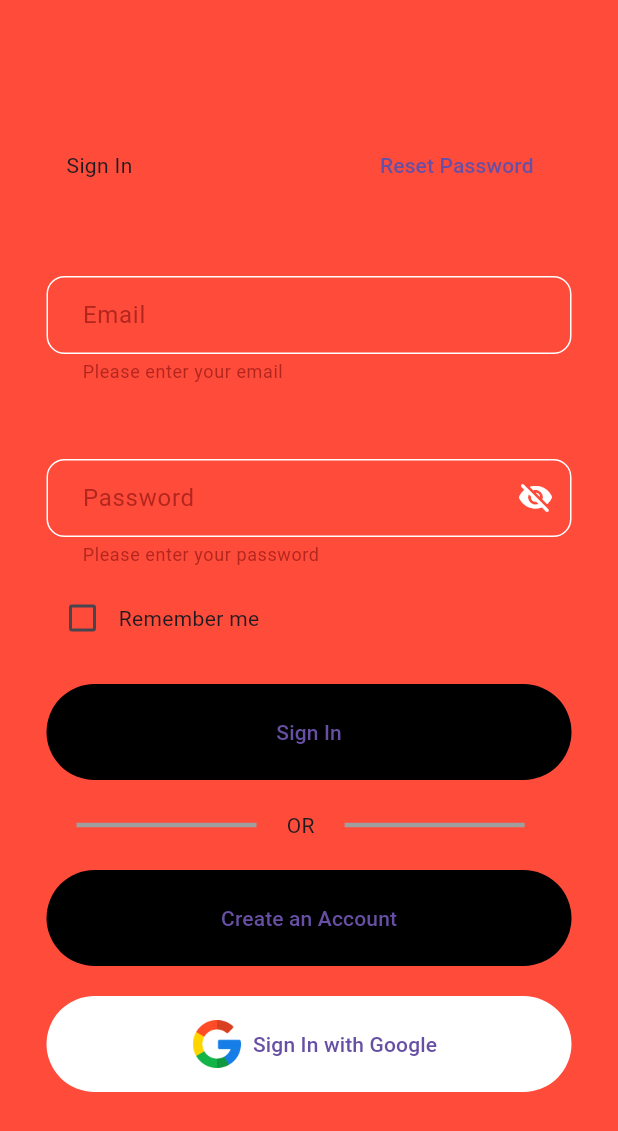
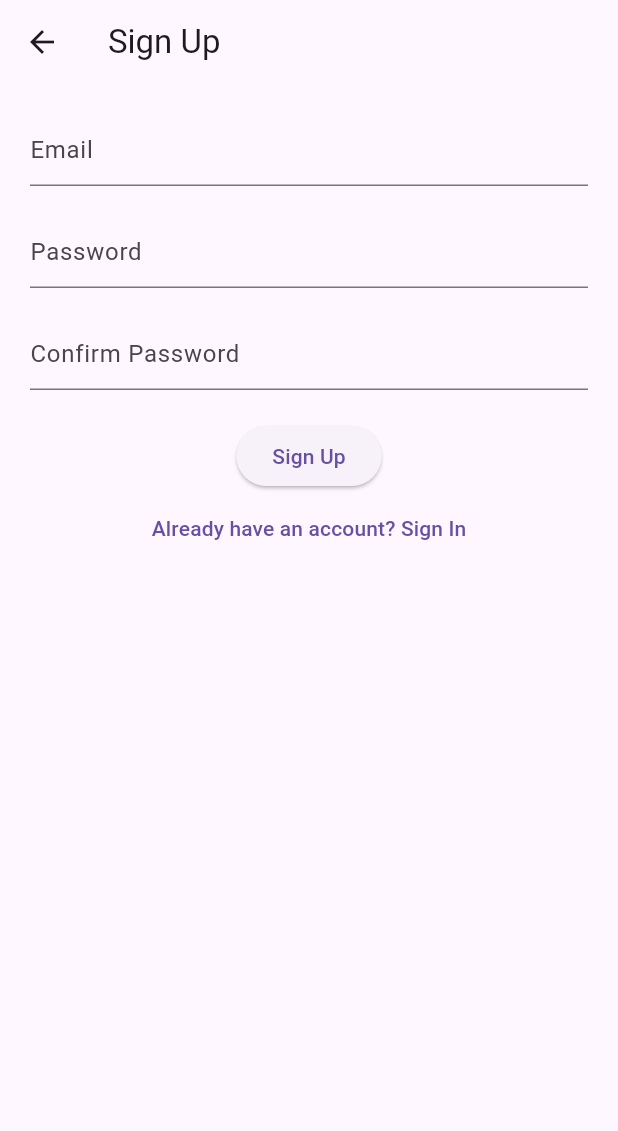
Before and after one commit to yassinelsawy/Store_App, a Flutter app: the SingIn screen opened directly, after a tap on "Sign In", after a tap on "Create an Account", on a phone screen of 412 x 824 dp. Shown: the top 1131 px of the screen. Run offline on Flutter 3.47's test engine with Material 3 defaults, Android fonts, the phone set to English and light mode, and no system bars; our stand-ins replace firebase_auth, firebase_core, get; missing offline and left inert: fontresoft; accounts and stored records are empty.

Commit message:
version 2

```diff
--- a/lib/main.dart
+++ b/lib/main.dart
@@ -1,18 +1,36 @@
+import 'package:firebase_auth/firebase_auth.dart';
 import 'package:flutter/material.dart';
+import 'package:flutter_task_4/home_page.dart';
+//import 'package:flutter_task_4/home_page.dart';
 import 'package:flutter_task_4/signin.dart';
 import 'package:fontresoft/fontresoft.dart';
+import 'package:firebase_core/firebase_core.dart';
+import 'package:get/get.dart';
+import 'firebase_options.dart';
+//import 'package:firebase_auth/firebase_auth.dart';
 
-void main() {
+void main() async{
+  WidgetsFlutterBinding.ensureInitialized();
+  await Firebase.initializeApp(
+    options: DefaultFirebaseOptions.currentPlatform,
+);
   runApp(const MyApp());
 }
 
-class MyApp extends StatelessWidget {
+
+class MyApp extends StatefulWidget {
+
   const MyApp({super.key});
 
+  @override
+  State<MyApp> createState() => _MyAppState();
+}
+
+class _MyAppState extends State<MyApp> {
   // This widget is the root of your application.
   @override
   Widget build(BuildContext context) {
-    return  MaterialApp(
+    return  GetMaterialApp(
       theme: ThemeData(
 
         package: FontResoft.package,
@@ -23,6 +41,7 @@ class MyApp extends StatelessWidget {
       title: 'Store App',
       debugShowCheckedModeBanner: false,
       home: const SingIn(),
+      //home: FirebaseAuth.instance.currentUser == null ? const SingIn() : const HomePage(),
     );
   }
 }
--- a/lib/profile_page_2.dart
+++ b/lib/profile_page_2.dart
@@ -165,7 +165,6 @@ List<Icon> icons = [
                 ),
               ),
             ],
-
           ),
           Expanded(
             child: ListView.separated(
@@ -198,7 +197,6 @@ List<Icon> icons = [
         ],
       ),
       ),
-
     );
   }
 }
--- a/lib/signin.dart
+++ b/lib/signin.dart
@@ -1,8 +1,13 @@
 
 import 'package:flutter/material.dart';
+import 'package:flutter_task_4/controller/auth_cont.dart';
+import 'package:flutter_task_4/signup.dart';
 import 'package:fontresoft/fontresoft.dart';
 import 'package:flutter_task_4/home_page.dart';
-
+import 'package:get/get.dart';
+// import 'package:firebase_core/firebase_core.dart';
+// import 'package:firebase_auth/firebase_auth.dart';
+// import 'firebase_options.dart';
 
 class SingIn extends StatefulWidget {
   const SingIn({super.key});
@@ -17,9 +22,9 @@ class _SingInState extends State<SingIn> {
   // ignore: non_constant_identifier_names
   bool _PasswordVisible = true;
   final GlobalKey<FormState> _formKey = GlobalKey<FormState>();
-
-
-
+  TextEditingController emailController = TextEditingController();
+  TextEditingController passwordController = TextEditingController();
+  AuthController authController = Get.put(AuthController());
 
 
   @override
@@ -61,6 +66,7 @@ class _SingInState extends State<SingIn> {
               ),
               const SizedBox(height: 50,),
                 TextFormField(
+                  controller: emailController,
                   decoration: InputDecoration(
                     label: Text('Email', style: Font.poppins().copyWith(
                       fontSize: 16,
@@ -90,19 +96,17 @@ class _SingInState extends State<SingIn> {
                     contentPadding: const EdgeInsets.only(left: 20, top: 14, bottom: 14),
                     ),
                     validator: (value) {
-                      if(value == null || value.isEmpty){
+                      if(!GetUtils.isEmail(value?? '') ) {
                         return 'Please enter your email';
                       }
-                      else if(!value.contains('@') || !value.contains('.com')|| value.length < 6) {
-                        return 'Please enter a valid email';
-                      }
-                      return null;
                     },
                     keyboardType: TextInputType.emailAddress,
                   ),
 
                  const SizedBox(height: 50,),
                 TextFormField(
+
+                  controller: passwordController,
                   obscureText: _PasswordVisible,
                   decoration: InputDecoration(
                     label: Text('Password', style: Font.poppins().copyWith(
@@ -140,13 +144,9 @@ class _SingInState extends State<SingIn> {
                   contentPadding: const EdgeInsets.only(left: 20, top: 14, bottom: 14),
                   ),
                   validator: (value) {
-                    if(value == null || value.isEmpty){
+                    if(!GetUtils.isLengthGreaterOrEqual(value!, 6)){
                       return 'Please enter your password';
                     }
-                    else if(value.length < 6){
-                      return 'Password must be at least 6 characters';
-                    }
-                    return null;
                   },
                   keyboardType: TextInputType.visiblePassword,
                 ),
@@ -185,7 +185,10 @@ class _SingInState extends State<SingIn> {
                   child: TextButton(
                     onPressed: (){
                       if(_formKey.currentState!.validate()){
-                      Navigator.push(context, MaterialPageRoute(builder: (context) => const HomePage()));
+
+                        var email = emailController.text;
+                        var password = passwordController.text;
+                        authController.signin(email, password);
                       }
                     },
                     child: Text(
@@ -241,7 +244,9 @@ class _SingInState extends State<SingIn> {
                     color: Colors.black,
                   ),
                   child: TextButton(
-                    onPressed: (){},
+                    onPressed: (){
+                      Get.to(() => const Signup());
+                    },
                     child: Text(
                       'Create an Account',
                       style: Font.poppins().copyWith(
--- /dev/null
+++ b/lib/signup.dart
@@ -0,0 +1,110 @@
+import 'package:firebase_auth/firebase_auth.dart';
+import 'package:firebase_core/firebase_core.dart';
+import 'package:flutter/material.dart';
+import 'package:flutter_task_4/controller/auth_cont.dart';
+import 'package:flutter_task_4/home_page.dart';
+import 'package:flutter_task_4/verify.dart';
+import 'package:get/get.dart';
+
+class Signup extends StatefulWidget {
+  const Signup({super.key});
+
+  @override
+  State<Signup> createState() => _SignupState();
+}
+
+class _SignupState extends State<Signup> {
+
+  var key = GlobalKey<FormState>();
+  TextEditingController emailController = TextEditingController();
+  TextEditingController passwordController = TextEditingController();
+  TextEditingController confirmPasswordController = TextEditingController();
+  var authController = Get.put(AuthController());
+
+
+
+  @override
+  Widget build(BuildContext context) {
+    return Scaffold(
+      appBar: AppBar(
+        leading: IconButton(
+          icon: const Icon(Icons.arrow_back),
+          onPressed: () {
+            Get.back();
+          },
+        ),
+        title: const Text('Sign Up'),
+      ),
+      body: Padding(
+        padding: const EdgeInsets.all(20),
+        child: Form(
+          key: key,
+          child: Column(
+            children: [
+              TextFormField(
+                controller: emailController,
+
+                decoration: const InputDecoration(
+                  hintText: 'Email',
+                ),
+                validator:(value){
+                  if(!GetUtils.isEmail(value?? '')){
+                    return 'Please enter your email';
+                  }
+                  return null;
+                },
+              ),
+              const SizedBox(height: 20),
+               TextFormField(
+                controller: passwordController,
+                obscureText: true,
+                decoration: const InputDecoration(
+                  hintText: 'Password',
+                ),
+                validator: (value){
+                  if(!GetUtils.isLengthGreaterOrEqual(value?? '', 6)){
+                    return 'Password must be at least 6 characters';
+                  }
+                  return null;
+                },
+              ),
+              const SizedBox(height: 20),
+               TextFormField(
+                controller: confirmPasswordController,
+                obscureText: true,
+                decoration: const InputDecoration(
+                  hintText: 'Confirm Password',
+                ),
+                validator: (value){
+                  if(!GetUtils.isLengthGreaterOrEqual(value?? '', 6) && value != passwordController.text){
+                    return 'Password must be at least 6 characters';
+                  }
+                  return null;
+                },
+              ),
+              const SizedBox(height: 20),
+              ElevatedButton(
+                onPressed: () {
+                  if(key.currentState!.validate()){
+                    var email = emailController.text;
+                    var password = passwordController.text;
+                    //var _confirmPassword = confirmPassword.text;
+                    authController.signup(email, password);
+                    FirebaseAuth.instance.currentUser!.emailVerified ? Get.to(const HomePage()) : Get.to(Verify());
+                  }
+                },
+                child: const Text('Sign Up'),
+              ),
+
+
+
+
+              TextButton(onPressed: Get.back
+              , child: const Text('Already have an account? Sign In'))
+            ],
+          ),
+        ),
+      ),
+    );
+  }
+}
--- a/pubspec.yaml
+++ b/pubspec.yaml
@@ -40,6 +40,9 @@ dependencies:
   fluentui_system_icons: ^1.1.248
   overlapping_avatar: ^1.0.2
   frino_icons: ^2.0.0
+  get: ^4.6.6
+  firebase_core: ^3.4.0
+  firebase_auth: ^5.2.0
 
 dev_dependencies:
   flutter_test:
```
Also changed, not shown: lib/controller/auth_cont.dart (added, +101 -0 lines), lib/home_page.dart (+24 -10 lines), lib/profile_page.dart (+6 -5 lines), lib/verify.dart (added, +56 -0 lines), firebase.json (added), lib/firebase_options.dart (added), pubspec.lock, 6 other files.
